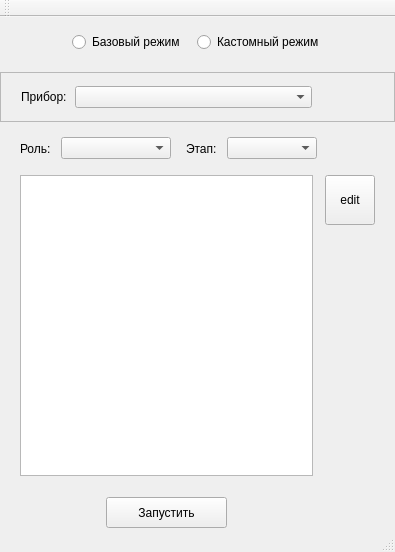
Qt form GUIproto/mainwindow.ui (MicranDIIS/script_storage) before a commit.
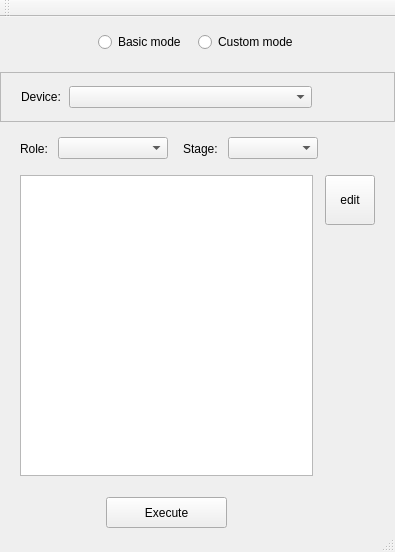
The same form after that commit. The open tabs and pages were chosen to show the change.

```diff
--- a/GUIproto/mainwindow.ui
+++ b/GUIproto/mainwindow.ui
@@ -91,14 +91,14 @@
           <item>
            <widget class="QRadioButton" name="radioBasic">
             <property name="text">
-             <string>Базовый режим</string>
+             <string>Basic mode</string>
             </property>
            </widget>
           </item>
           <item>
            <widget class="QRadioButton" name="radioCustom">
             <property name="text">
-             <string>Кастомный режим</string>
+             <string>Custom mode</string>
             </property>
            </widget>
           </item>
@@ -182,7 +182,7 @@
               <item>
                <widget class="QLabel" name="dLabel">
                 <property name="text">
-                 <string>Прибор:</string>
+                 <string>Device:</string>
                 </property>
                </widget>
               </item>
@@ -238,7 +238,7 @@
               <item>
                <widget class="QLabel" name="rLabel">
                 <property name="text">
-                 <string>Роль:</string>
+                 <string>Role:</string>
                 </property>
                </widget>
               </item>
@@ -277,7 +277,7 @@
               <item>
                <widget class="QLabel" name="sLabel">
                 <property name="text">
-                 <string>Этап:</string>
+                 <string>Stage:</string>
                 </property>
                </widget>
               </item>
@@ -484,7 +484,7 @@
                  </size>
                 </property>
                 <property name="text">
-                 <string>Запустить</string>
+                 <string>Execute</string>
                 </property>
                </widget>
               </item>
```
Left out of the diff: 8 changed lines with no effect on the pictures.
